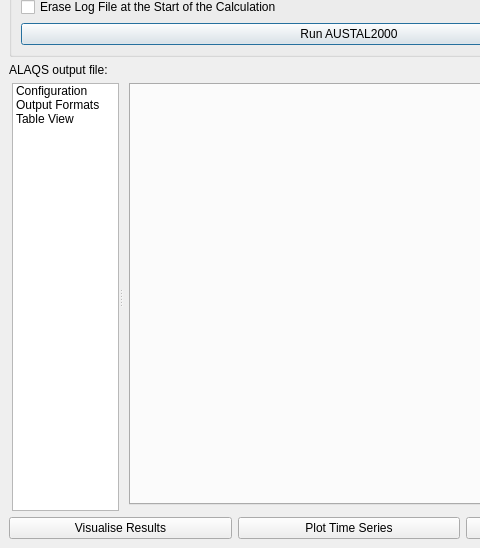
This is ui/ui_run_austal2000.ui in eurocontrol-asu/open_alaqs as Qt 5 draws it before an edit; both pictures show x 0 to 480 and y 81 to 629 of the 700 by 629 pixel window. The edited form follows.
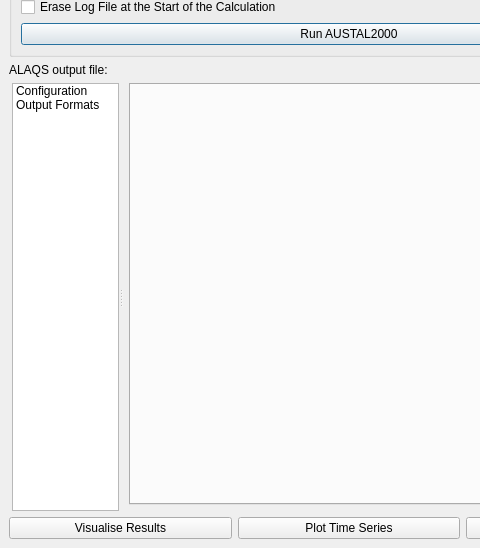
This is the edited form. Icons and pictures are not drawn. Custom widgets are drawn as their Qt base class.

Commit message: Apply comments from review call on the dispersion analysis dialog

Patch:
```diff
--- a/ui/ui_run_austal2000.ui
+++ b/ui/ui_run_austal2000.ui
@@ -221,15 +221,6 @@
                <normaloff>:/images/themes/default/mActionFileSave.svg</normaloff>:/images/themes/default/mActionFileSave.svg</iconset>
              </property>
             </item>
-            <item>
-             <property name="text">
-              <string>Table View</string>
-             </property>
-             <property name="icon">
-              <iconset resource="../../images/images.qrc">
-               <normaloff>:/images/themes/default/propertyicons/attributes.svg</normaloff>:/images/themes/default/propertyicons/attributes.svg</iconset>
-             </property>
-            </item>
            </widget>
           </item>
          </layout>
```
The commit also changes 1 other file.
